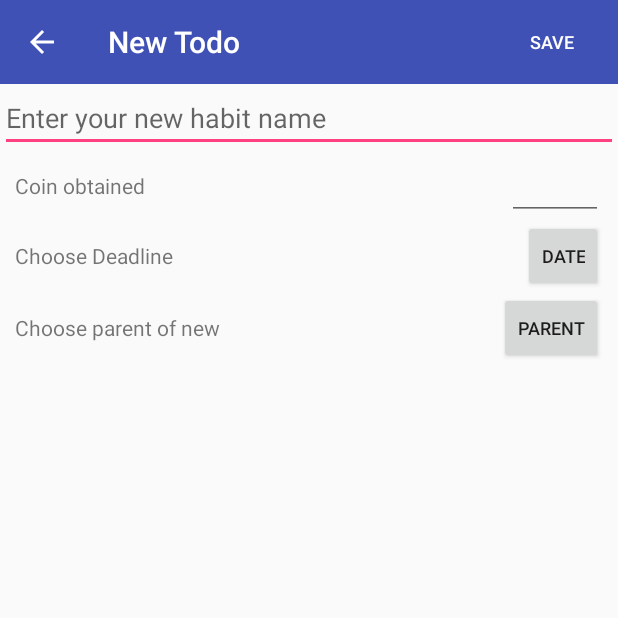
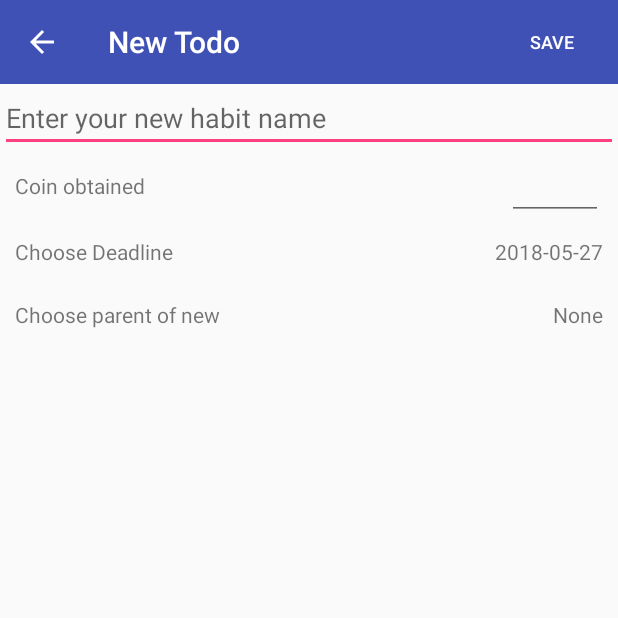
Before and after one commit to IvonZZhang/DesireAndAchievement1.1, an Android app: the NewTodo screen opened directly, with no data from a screen before it, on a phone screen of 412 x 824 dp, the top half of it. Run offline under Robolectric (Android 15) with nearby library versions, the phone set to English and light mode, and no system bars; network calls fail.

Commit message:
zijun version with add new habit and reward

```diff
--- a/app/build.gradle
+++ b/app/build.gradle
@@ -27,6 +27,7 @@ dependencies {
     compile 'com.ashokvarma.android:bottom-navigation-bar:2.0.4'
     compile 'com.github.wangjiegulu:RapidFloatingActionButton:1.0.3'
     compile 'com.getbase:floatingactionbutton:1.10.1'
+    compile 'com.android.volley:volley:1.1.0'
     testImplementation 'junit:junit:4.12'
     androidTestImplementation 'com.android.support.test:runner:1.0.2'
     androidTestImplementation 'com.android.support.test.espresso:espresso-core:3.0.2'
--- a/app/src/main/java/be/kuleuven/softdev/zijunyin/DesireAndAchievement_1_0/Todo/NewTodo.java
+++ b/app/src/main/java/be/kuleuven/softdev/zijunyin/DesireAndAchievement_1_0/Todo/NewTodo.java
@@ -12,14 +12,15 @@ import android.view.View;
 import android.view.WindowManager;
 import android.widget.Button;
 import android.widget.DatePicker;
-
+import android.widget.TextView;
+import java.text.SimpleDateFormat;
 import java.util.Calendar;
 
 import be.kuleuven.softdev.zijunyin.DesireAndAchievement_1_0.R;
 
 public class NewTodo extends AppCompatActivity{
-
-    private Button showdailog;
+    private TextView choosenDDL;
+    private TextView choosenParent;
     //选择日期Dialog
     private DatePickerDialog datePickerDialog;
 
@@ -34,16 +35,20 @@ public class NewTodo extends AppCompatActivity{
         getSupportActionBar().setDisplayHomeAsUpEnabled(true);
         getSupportActionBar().setHomeButtonEnabled(true);
 
-        showdailog = (Button) findViewById(R.id.choose_ddl);
+        SimpleDateFormat sdf=new SimpleDateFormat("yyyy-MM-dd");
+        String date=sdf.format(new java.util.Date());
+        choosenDDL = findViewById(R.id.choose_ddl);
+        choosenDDL.setText(date);
 
         calendar = Calendar.getInstance();
+
+        choosenParent = findViewById(R.id.parent);
+        choosenParent.setText(R.string.none);
 
     }
 
     @Override
     public boolean onOptionsItemSelected(MenuItem item) {
-
-        //监听左上角的返回箭头
         if(item.getItemId()==android.R.id.home){
             finish();
             return true;
@@ -58,8 +63,8 @@ public class NewTodo extends AppCompatActivity{
 
     public void onClick(View v) {
         switch (v.getId()) {
-            case R.id.choose_ddl:
-                showDailog();
+            case R.id.ddl_layout:
+                showDialog();
                 break;
             case R.id.choose_parent:
                 chooseParent();
@@ -67,24 +72,39 @@ public class NewTodo extends AppCompatActivity{
         }
     }
 
-    private void showDailog() {
-        datePickerDialog = new DatePickerDialog(
-                this, new DatePickerDialog.OnDateSetListener() {
-            @Override
-            public void onDateSet(DatePicker view, int year, int monthOfYear, int dayOfMonth) {
-                //monthOfYear 得到的月份会减1所以我们要加1
-                String time = String.valueOf(year) + "　"
-                            + String.valueOf(monthOfYear + 1) + "  "
-                            + Integer.toString(dayOfMonth);
-                Log.d("测试", time);
-            }
-        },
-                calendar.get(Calendar.YEAR),
-                calendar.get(Calendar.MONTH),
-                calendar.get(Calendar.DAY_OF_MONTH));
-        datePickerDialog.show();
-        //自动弹出键盘问题解决
-        datePickerDialog.getWindow().setSoftInputMode(WindowManager.LayoutParams.SOFT_INPUT_STATE_HIDDEN);
+    private void showDialog() {
+        new DatePickerDialog(
+                this,
+                // set listener
+                new DatePickerDialog.OnDateSetListener() {
+
+                    @Override
+                    public void onDateSet(DatePicker view, int year,
+                                          int monthOfYear, int dayOfMonth) {
+                        choosenDDL.setText(year + "-" + (monthOfYear + 1) + "-" + dayOfMonth);
+                    }
+                }
+                , calendar.get(Calendar.YEAR), calendar.get(Calendar.MONTH), calendar.get(Calendar.DAY_OF_MONTH)
+        )
+                .show();
+
+//                this, new DatePickerDialog.OnDateSetListener() {
+//            @Override
+//            public void onDateSet(DatePicker view, int year, int monthOfYear, int dayOfMonth) {
+//                //monthOfYear 得到的月份会减1所以我们要加1
+//                String time = String.valueOf(year) + "　"
+//                            + String.valueOf(monthOfYear + 1) + "  "
+//                            + Integer.toString(dayOfMonth);
+//                Log.d("Test", time);
+//            }
+//        },
+//                calendar.get(Calendar.YEAR),
+//                calendar.get(Calendar.MONTH),
+//                calendar.get(Calendar.DAY_OF_MONTH)
+
+//        datePickerDialog.show();
+//        //自动弹出键盘问题解决
+//        datePickerDialog.getWindow().setSoftInputMode(WindowManager.LayoutParams.SOFT_INPUT_STATE_HIDDEN);
     }
 
 
--- a/app/src/main/res/layout/new_todo.xml
+++ b/app/src/main/res/layout/new_todo.xml
@@ -71,9 +71,11 @@
             </LinearLayout>
 
             <LinearLayout
+                android:id="@+id/ddl_layout"
                 android:layout_width="match_parent"
-                android:layout_height="wrap_content"
-                android:orientation="horizontal">
+                android:layout_height="42dp"
+                android:orientation="horizontal"
+                android:onClick="onClick">
 
                 <TextView
                     android:id="@+id/ddl"
@@ -84,40 +86,38 @@
                     android:layout_gravity="center_vertical"
                     android:text="@string/ddl" />
 
-                <Button
+                <TextView
                     android:id="@+id/choose_ddl"
-                    style="@style/Widget.AppCompat.Button.Small"
                     android:layout_width="wrap_content"
                     android:layout_height="wrap_content"
-                    android:layout_marginEnd="10dp"
-                    android:onClick="onClick"
-                    android:text="@string/date"
-                    android:textSize="12sp" />
+                    android:layout_gravity="center_vertical"
+                    android:layout_marginEnd="10dp" />
+
             </LinearLayout>
 
             <LinearLayout
+                android:id="@+id/choose_parent"
                 android:layout_width="match_parent"
-                android:layout_height="match_parent"
-                android:orientation="horizontal">
+                android:layout_height="42dp"
+                android:orientation="horizontal"
+                android:onClick="onClick">
 
                 <TextView
-                    android:id="@+id/choose_parent"
+                    android:id="@+id/choose_parent_of_new"
                     android:layout_width="0dp"
                     android:layout_height="wrap_content"
                     android:layout_gravity="center_vertical"
                     android:layout_marginStart="10dp"
                     android:layout_weight="1"
-                    android:text="@string/choose_parent" />
+                    android:text="@string/choose_parent_of_new" />
 
-                <Button
+                <TextView
                     android:id="@+id/parent"
-                    style="@style/Widget.AppCompat.Button.Small"
                     android:layout_width="wrap_content"
                     android:layout_height="wrap_content"
-                    android:layout_marginEnd="10dp"
-                    android:onClick="onClick"
-                    android:text="@string/parent"
-                    android:textSize="12sp" />
+                    android:layout_gravity="center_vertical"
+                    android:layout_marginEnd="10dp" />
+
             </LinearLayout>
 
         </LinearLayout>
--- a/app/src/main/res/values/strings.xml
+++ b/app/src/main/res/values/strings.xml
@@ -23,11 +23,13 @@
     <string name="times_cycle">Total times every cycle</string>
     <string name="choose_cycle">Choose cycle length</string>
     <string name="choose">Choose</string>
+    <string name="your_cycle">Your cycle</string>
 
     <string name="date">Date</string>
     <string name="ddl">Choose Deadline</string>
-    <string name="choose_parent">Choose parent of new</string>
+    <string name="choose_parent_of_new">Choose parent of new</string>
     <string name="parent">Parent</string>
+    <string name="none">None</string>
 
     <string name="cost_coin">Coin consumed</string>
     <string name="repeat">Repeated</string>
```
Also changed, not shown: app/src/main/java/be/kuleuven/softdev/zijunyin/DesireAndAchievement_1_0/Habit/NewHabit.java (+61 -9 lines), app/src/main/java/be/kuleuven/softdev/zijunyin/DesireAndAchievement_1_0/MainActivity.java (+14 -2 lines), app/src/main/java/be/kuleuven/softdev/zijunyin/DesireAndAchievement_1_0/Reward/NewReward.java (+72 -1 lines), app/src/main/res/layout/new_habit.xml (+10 -10 lines), app/src/main/res/layout/new_reward.xml (+4 -4 lines).
